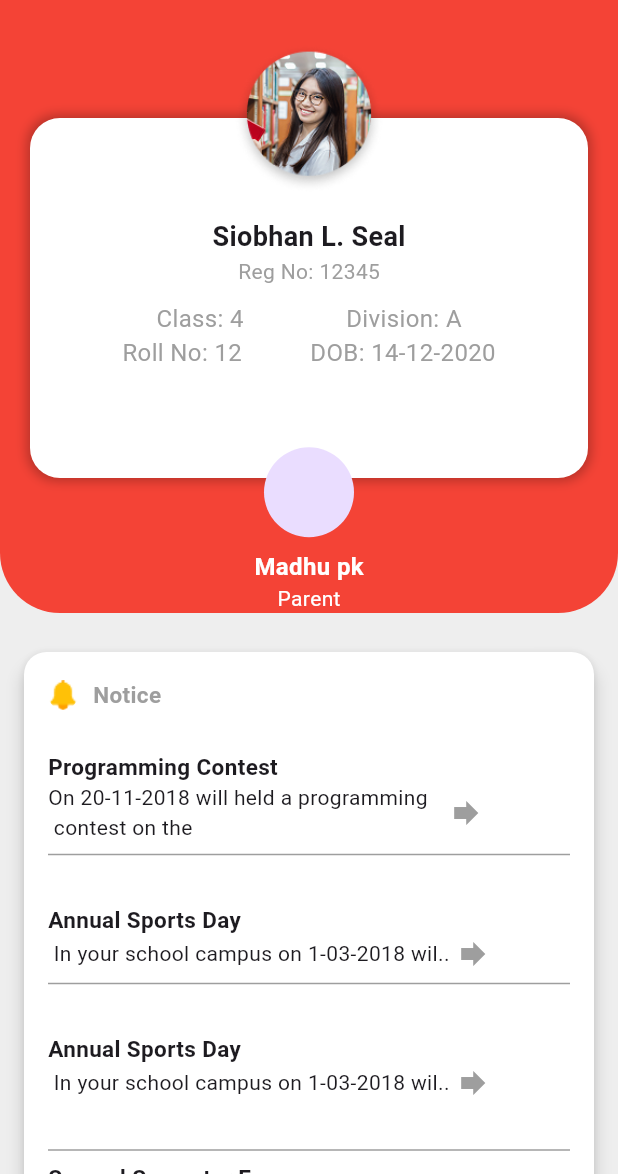
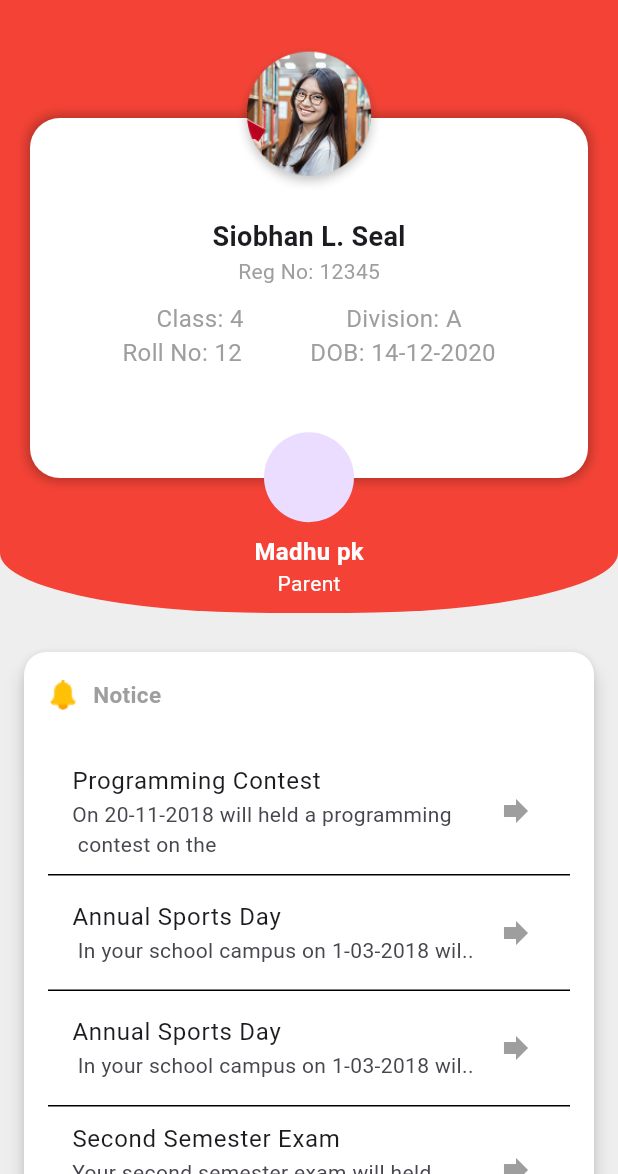
Before and after one commit to anjaleenama/JEETMEET, a Flutter app: the myprofileone screen opened directly, on a phone screen of 412 x 824 dp, the part 62-1236 px from its top. Run offline on Flutter 3.47's test engine with Material 3 defaults, Android fonts, the light colour scheme and no system bars.

Commit message:
all pages are updated

```diff
--- a/lib/loginpage.dart
+++ b/lib/loginpage.dart
@@ -11,6 +11,7 @@ class _MyLoginPageState extends State<MyLoginPage> {
   @override
   Widget build(BuildContext context) {
     return Scaffold(
+      resizeToAvoidBottomInset: false,
       backgroundColor: Colors.white,
       body: Column(
         children: [
--- a/lib/main.dart
+++ b/lib/main.dart
@@ -1,6 +1,7 @@
 import 'package:flutter/material.dart';
 import 'package:jeet_meet/loginpage.dart';
 import 'package:jeet_meet/profile.dart';
+import 'package:jeet_meet/profile_1.dart';
 
 void main() {
   runApp(const MyApp());
@@ -13,7 +14,7 @@ class MyApp extends StatelessWidget {
   @override
   Widget build(BuildContext context) {
     return MaterialApp(
-      home: MyProfileScreen(),
+      home: MyLoginPage(),
       debugShowCheckedModeBanner: false,
     );
   }
--- a/lib/profile_1.dart
+++ b/lib/profile_1.dart
@@ -1,7 +1,20 @@
 import 'package:flutter/material.dart';
 
+// ignore: must_be_immutable
 class myprofileone extends StatelessWidget {
-  const myprofileone({super.key});
+  var head = [
+    "Programming Contest",
+    "Annual Sports Day",
+    "Annual Sports Day",
+    "Second Semester Exam",
+  ];
+  var subhead = [
+    "On 20-11-2018 will held a programming \n contest on the ",
+    "	In your school campus on 1-03-2018 wil.. ",
+    "	In your school campus on 1-03-2018 wil.. ",
+    "Your second semester exam will held\n on 30-08-2018.Pl.. "
+  ];
+  myprofileone({super.key});
 
   @override
   Widget build(BuildContext context) {
@@ -17,9 +30,8 @@ class myprofileone extends StatelessWidget {
                   height: 450,
                   decoration: const BoxDecoration(
                     color: Colors.red,
-                    borderRadius: BorderRadius.only(
-                      bottomLeft: Radius.circular(40),
-                      bottomRight: Radius.circular(40),
+                    borderRadius: BorderRadius.vertical(
+                      bottom: Radius.elliptical(180, 40),
                     ),
                   ),
                 ),
@@ -130,7 +142,7 @@ class myprofileone extends StatelessWidget {
                       ),
                     ),
                     Padding(
-                        padding: const EdgeInsets.only(top: 330),
+                        padding: const EdgeInsets.only(top: 310),
                         child: Column(children: [
                           CircleAvatar(
                             radius: 30,
@@ -163,14 +175,11 @@ class myprofileone extends StatelessWidget {
               ),
               elevation: 5,
               margin: EdgeInsets.all(16),
+              child: Container(
+                height: MediaQuery.sizeOf(context).height * 0.5,
                 child: Padding(
                     padding: EdgeInsets.all(16.0),
                     child: Column(
-                      mainAxisSize:
-                          MainAxisSize.min, // Takes only required height
-                      crossAxisAlignment: CrossAxisAlignment.start,
-                      children: [
-                        Column(
                       crossAxisAlignment: CrossAxisAlignment.start,
                       children: [
                         Row(
@@ -179,8 +188,7 @@ class myprofileone extends StatelessWidget {
                               height: 25,
                             ),
                             CircleAvatar(
-                                  backgroundImage:
-                                      AssetImage("assets/Frame.png"),
+                              backgroundImage: AssetImage("assets/Frame.png"),
                               backgroundColor: Colors.white,
                               radius: 10,
                             ),
@@ -200,93 +208,29 @@ class myprofileone extends StatelessWidget {
                         SizedBox(
                           height: 25,
                         ),
-                            Text("Programming Contest",
-                                style: TextStyle(
-                                    fontWeight: FontWeight.bold, fontSize: 15)),
-                            Row(
-                              children: [
-                                Text(
-                                    "On 20-11-2018 will held a programming \n contest on the "),
-                                SizedBox(
-                                  width: 10,
-                                ),
-                                Icon(
+                        Expanded(
+                          child: ListView.separated(
+                              itemBuilder: (context, index) {
+                                return ListTile(
+                                  title: Text("${head[index]}"),
+                                  subtitle: Text("${subhead[index]}"),
+                                  trailing: Icon(
                                     Icons.forward_sharp,
                                     color: Colors.grey,
-                                )
-                              ],
                                   ),
-                            Divider(
-                              color: Colors.grey,
-                            ),
-                            SizedBox(
-                              height: 25,
-                            ),
-                            Text("Annual Sports Day",
-                                style: TextStyle(
-                                    fontWeight: FontWeight.bold, fontSize: 15)),
-                            Row(
-                              children: [
-                                Text(
-                                    "	In your school campus on 1-03-2018 wil.. "),
-                                // SizedBox(
-                                //   width: ,
-                                // ),
-                                Icon(
-                                  Icons.forward_sharp,
-                                  color: Colors.grey,
-                                )
-                              ],
-                            ),
-                            Divider(
-                              color: Colors.grey,
-                            ),
-                            SizedBox(
-                              height: 25,
-                            ),
-                            Text("Annual Sports Day",
-                                style: TextStyle(
-                                    fontWeight: FontWeight.bold, fontSize: 15)),
-                            Row(
-                              children: [
-                                Text(
-                                    "	In your school campus on 1-03-2018 wil.. "),
-                                // SizedBox(
-                                //   width: 70,
-                                // ),
-                                Icon(
-                                  Icons.forward_sharp,
-                                  color: Colors.grey,
-                                )
-                              ],
-                            ),
-                            SizedBox(
-                              height: 25,
-                            ),
-                            Divider(
-                              color: Colors.grey,
-                            ),
-                            Text(
-                              "Second Semester Exam",
-                              style: TextStyle(
-                                  fontWeight: FontWeight.bold, fontSize: 15),
-                            ),
-                            Row(
-                              children: [
-                                Text(
-                                    "Your second semester exam will held\n on 30-08-2018.Pl.. "),
-                                SizedBox(
-                                  width: 30,
-                                ),
-                                Icon(
-                                  Icons.forward_sharp,
-                                  color: Colors.grey,
-                                )
-                              ],
+                                );
+                              },
+                              separatorBuilder: (context, index) {
+                                return Divider(
+                                  height: 5,
+                                  color: Colors.black,
+                                );
+                              },
+                              itemCount: head.length),
                         ),
                       ],
+                    )),
               ),
-                      ])),
             )
           ],
         ),
```
Lines whose indentation alone changed are shown as unchanged.
